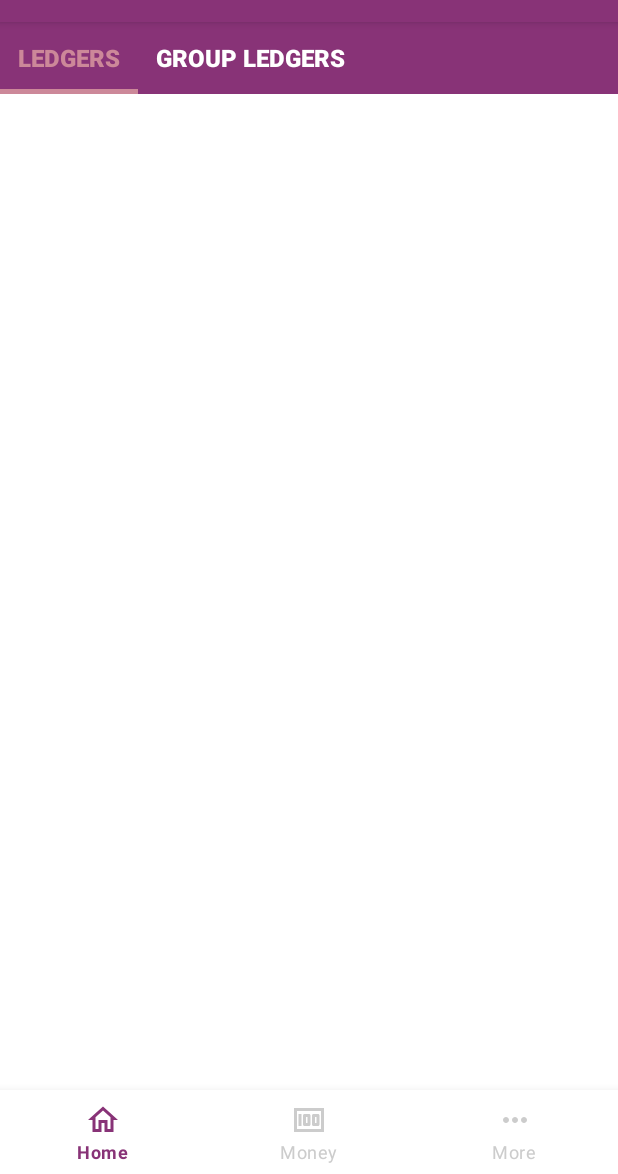
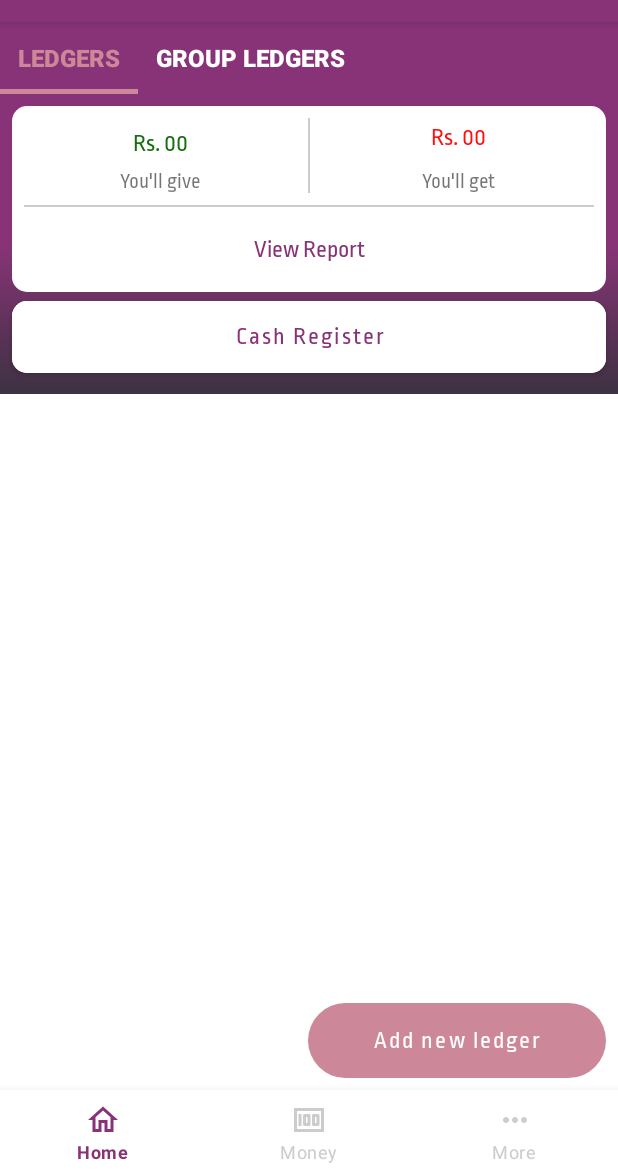
Before and after one commit to sarmad-sohaib/LedgerO, an Android app: the screen it shows after launch (MainActivity), on a phone screen of 412 x 824 dp, the part 62-1236 px from its top. Run offline under Robolectric (Android 15) with nearby library versions, the phone set to English and light mode, and no system bars.

Commit message:
designed ledger fragment in main activity

```diff
--- /dev/null
+++ b/app/src/main/res/drawable/layout_bg.xml
@@ -0,0 +1,6 @@
+<?xml version="1.0" encoding="utf-8"?>
+<shape android:shape="rectangle" xmlns:android="http://schemas.android.com/apk/res/android">
+
+    <corners android:radius="10dp"/>
+
+</shape>
--- a/app/src/main/res/layout/fragment_ledgers.xml
+++ b/app/src/main/res/layout/fragment_ledgers.xml
@@ -6,13 +6,149 @@
     android:layout_height="match_parent"
     tools:context=".fragments.LedgersFragment">
 
-    <!-- TODO: Update blank fragment layout -->
-    <TextView
-        android:layout_width="wrap_content"
-        android:layout_height="wrap_content"
-        app:layout_constraintBottom_toBottomOf="parent"
+    <com.google.android.material.imageview.ShapeableImageView
+        android:id="@+id/shape_bg"
+        android:layout_width="0dp"
+        android:layout_height="200dp"
+        android:background="@drawable/main_gradient_background"
         app:layout_constraintEnd_toEndOf="parent"
         app:layout_constraintStart_toStartOf="parent"
         app:layout_constraintTop_toTopOf="parent" />
 
+    <com.google.android.material.imageview.ShapeableImageView
+        android:id="@+id/shape_bg_white"
+        android:layout_width="0dp"
+        android:layout_height="0dp"
+        android:layout_marginHorizontal="8dp"
+        android:layout_marginTop="8dp"
+        android:background="@drawable/layout_bg"
+        android:backgroundTint="@color/white"
+        app:layout_constraintBottom_toTopOf="@id/bt_view_report"
+        app:layout_constraintEnd_toEndOf="@id/shape_bg"
+        app:layout_constraintStart_toStartOf="@id/shape_bg"
+        app:layout_constraintTop_toTopOf="@id/shape_bg" />
+
+    <com.google.android.material.button.MaterialButton
+        android:id="@+id/bt_view_report"
+        android:layout_width="0dp"
+        android:layout_height="60dp"
+        app:cornerRadius="10dp"
+        android:text="Cash Register"
+        android:fontFamily="@font/ropa_sans_regular"
+        android:textColor="@color/violent_vixen"
+        android:textAllCaps="false"
+        android:textSize="16sp"
+        android:layout_marginBottom="8dp"
+        android:backgroundTint="@color/white"
+        app:layout_constraintBottom_toBottomOf="@id/shape_bg"
+        app:layout_constraintEnd_toEndOf="@+id/shape_bg_white"
+        app:layout_constraintStart_toStartOf="@+id/shape_bg_white"
+        app:layout_constraintTop_toBottomOf="@id/shape_bg_white" />
+
+    <View
+        android:id="@+id/line_horizontal"
+        android:layout_width="1dp"
+        android:layout_height="50dp"
+        android:background="@color/gray"
+        android:layout_marginTop="8dp"
+        app:layout_constraintEnd_toEndOf="@id/shape_bg_white"
+        app:layout_constraintStart_toStartOf="@id/shape_bg_white"
+        app:layout_constraintTop_toTopOf="@id/shape_bg_white"/>
+
+    <View
+        android:id="@+id/line_vertical"
+        android:layout_width="0dp"
+        android:layout_height="1dp"
+        android:layout_margin="8dp"
+        android:background="@color/gray"
+        app:layout_constraintEnd_toEndOf="@id/shape_bg_white"
+        app:layout_constraintHorizontal_bias="0.0"
+        app:layout_constraintStart_toStartOf="@id/shape_bg_white"
+        app:layout_constraintTop_toBottomOf="@id/line_horizontal" />
+
+    <TextView
+        android:id="@+id/textView4"
+        android:layout_width="0dp"
+        android:layout_height="0dp"
+        android:clickable="true"
+        android:focusable="true"
+        android:gravity="center"
+        android:fontFamily="@font/ropa_sans_regular"
+        android:text="View Report"
+        android:textColor="@color/violent_vixen"
+        android:textSize="16sp"
+        app:layout_constraintBottom_toBottomOf="@id/shape_bg_white"
+        app:layout_constraintEnd_toEndOf="@id/shape_bg_white"
+        app:layout_constraintStart_toStartOf="@id/shape_bg_white"
+        app:layout_constraintTop_toBottomOf="@id/line_vertical" />
+
+    <TextView
+        android:id="@+id/tv_give"
+        android:layout_width="0dp"
+        android:layout_height="0dp"
+        android:gravity="center"
+        android:text="Rs. 00"
+        android:fontFamily="@font/ropa_sans_regular"
+        android:textColor="@color/green"
+        android:textSize="16sp"
+        app:layout_constraintBottom_toTopOf="@id/tv_you_will_give"
+        app:layout_constraintEnd_toStartOf="@id/line_horizontal"
+        app:layout_constraintStart_toStartOf="@id/shape_bg_white"
+        app:layout_constraintTop_toTopOf="@id/line_horizontal" />
+
+    <TextView
+        android:id="@+id/tv_you_will_give"
+        android:layout_width="wrap_content"
+        android:layout_height="0dp"
+        android:layout_marginBottom="8dp"
+        android:text="You'll give"
+
+        android:fontFamily="@font/ropa_sans_regular"
+        app:layout_constraintBottom_toTopOf="@id/line_vertical"
+        app:layout_constraintEnd_toEndOf="@id/tv_give"
+        app:layout_constraintStart_toStartOf="@id/tv_give" />
+
+    <TextView
+        android:id="@+id/tv_get"
+        android:layout_width="0dp"
+        android:layout_height="0dp"
+        android:gravity="center"
+        android:text="Rs. 00"
+        android:fontFamily="@font/ropa_sans_regular"
+        android:textColor="@color/red"
+        android:textSize="16sp"
+        app:layout_constraintBottom_toTopOf="@+id/tv_you_will_get"
+        app:layout_constraintEnd_toEndOf="@+id/shape_bg_white"
+        app:layout_constraintStart_toEndOf="@+id/line_horizontal"
+        app:layout_constraintTop_toTopOf="@+id/shape_bg_white" />
+
+    <TextView
+        android:id="@+id/tv_you_will_get"
+        android:layout_width="wrap_content"
+        android:layout_height="0dp"
+        android:text="You'll get"
+        android:fontFamily="@font/ropa_sans_regular"
+        android:layout_marginBottom="8dp"
+        app:layout_constraintBottom_toTopOf="@+id/line_vertical"
+        app:layout_constraintEnd_toEndOf="@+id/tv_get"
+        app:layout_constraintStart_toStartOf="@+id/tv_get" />
+
+    <com.google.android.material.button.MaterialButton
+        android:layout_width="0dp"
+        android:layout_height="50dp"
+        android:layout_marginBottom="64dp"
+
+        android:layout_marginEnd="8dp"
+        android:background="@drawable/button_shape"
+        app:backgroundTint="@color/puce"
+        android:text="Add new ledger"
+        android:textColor="@color/white"
+        android:textSize="16sp"
+        android:fontFamily="@font/ropa_sans_regular"
+        android:textAllCaps="false"
+        app:layout_constraintBottom_toBottomOf="parent"
+        app:layout_constraintEnd_toEndOf="parent"
+        app:layout_constraintHorizontal_bias="0.0"
+        app:layout_constraintStart_toStartOf="@+id/line_horizontal" />
+
 </androidx.constraintlayout.widget.ConstraintLayout>
--- a/app/src/main/res/values/colors.xml
+++ b/app/src/main/res/values/colors.xml
@@ -14,4 +14,7 @@
     <color name="puce">#CC8899</color>
     <color name="violent_vixen">#883377</color>
     <color name="blackcurrant">#3D3242</color>
+    <color name="green">#166D0E</color>
+    <color name="red">#FF1010</color>
+
 </resources>
--- a/build.gradle
+++ b/build.gradle
@@ -1,7 +1,7 @@
 // Top-level build file where you can add configuration options common to all sub-projects/modules.
 plugins {
-    id 'com.android.application' version '7.1.1' apply false
-    id 'com.android.library' version '7.1.1' apply false
+    id 'com.android.application' version '7.1.2' apply false
+    id 'com.android.library' version '7.1.2' apply false
     id 'org.jetbrains.kotlin.android' version '1.6.10' apply false
 }
 
```
